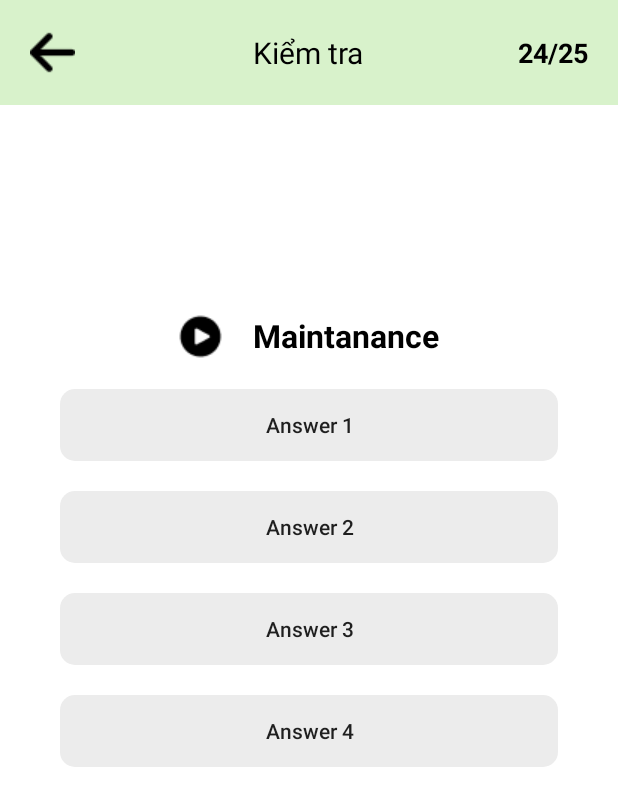
After one commit to yagita2104/ESH, an Android app: the layout activity_test_screen.xml on its own in the app's theme, with its tools: preview values and no code run, on a phone screen of 412 x 824 dp. The commit adds this screen. Shown: the top 806 px of the screen. Run offline under Robolectric (Android 15) with nearby library versions, the phone set to English and light mode, and no system bars.

Commit message:
06/12/2023: Cập nhật lại Welcome, chỉnh sửa phần kiểm tra

```diff
--- a/app/src/main/java/com/yagita/esh/fragment/HomeFragment.java
+++ b/app/src/main/java/com/yagita/esh/fragment/HomeFragment.java
@@ -3,6 +3,7 @@ package com.yagita.esh.fragment;
 import android.annotation.SuppressLint;
 import android.app.Activity;
 import android.app.AlertDialog;
+import android.content.Context;
 import android.content.DialogInterface;
 import android.content.Intent;
 import android.content.SharedPreferences;
@@ -185,7 +186,7 @@ public class HomeFragment extends Fragment {
     }
 
     private void saveImageToPreferences(Bitmap bitmap) {
-        SharedPreferences preferences = PreferenceManager.getDefaultSharedPreferences(requireContext());
+        SharedPreferences preferences = requireActivity().getSharedPreferences("MyPrefs", Context.MODE_PRIVATE);
         SharedPreferences.Editor editor = preferences.edit();
         ByteArrayOutputStream baos = new ByteArrayOutputStream();
         bitmap.compress(Bitmap.CompressFormat.PNG, 100, baos);
@@ -195,7 +196,7 @@ public class HomeFragment extends Fragment {
     }
 
     private Bitmap loadImageFromPreferences() {
-        SharedPreferences preferences = PreferenceManager.getDefaultSharedPreferences(requireContext());
+        SharedPreferences preferences = requireActivity().getSharedPreferences("MyPrefs", Context.MODE_PRIVATE);
         String imageEncoded = preferences.getString("profile_image", "");
         if (!imageEncoded.isEmpty()) {
             byte[] imageBytes = Base64.decode(imageEncoded, Base64.DEFAULT);
--- /dev/null
+++ b/app/src/main/res/layout/activity_test_screen.xml
@@ -0,0 +1,134 @@
+<?xml version="1.0" encoding="utf-8"?>
+<LinearLayout xmlns:android="http://schemas.android.com/apk/res/android"
+    xmlns:app="http://schemas.android.com/apk/res-auto"
+    xmlns:tools="http://schemas.android.com/tools"
+    android:layout_width="match_parent"
+    android:layout_height="match_parent"
+    android:orientation="vertical"
+    tools:context=".activity.home.exercise.QuizScreen">
+    <FrameLayout
+        android:layout_width="match_parent"
+        android:layout_height="wrap_content"
+        android:background="@color/home_color_button_1">
+        <FrameLayout
+            android:layout_width="match_parent"
+            android:layout_height="wrap_content"
+            android:layout_margin="20dp">
+            <ImageView
+                android:id="@+id/btnBackTest"
+                android:layout_width="30dp"
+                android:layout_height="30dp"
+                android:layout_gravity="start|center_vertical"
+                android:src="@drawable/ic_button_back" />
+            <TextView
+                android:layout_width="wrap_content"
+                android:layout_height="wrap_content"
+                android:layout_gravity="center"
+                android:text="Kiểm tra"
+                android:textColor="@color/black"
+                android:textSize="20sp" />
+            <TextView
+                android:id="@+id/txtProcess"
+                android:layout_width="wrap_content"
+                android:layout_height="wrap_content"
+                android:layout_gravity="end|center"
+                android:text="24/25"
+                android:textColor="@color/black"
+                android:textSize="18sp"
+                android:textStyle="bold"/>
+        </FrameLayout>
+    </FrameLayout>
+    <LinearLayout
+        android:layout_width="match_parent"
+        android:layout_height="match_parent"
+        android:gravity="center_vertical"
+        android:orientation="vertical"
+        android:layout_marginBottom="50dp">
+        <TextView
+            android:id="@+id/txtTest"
+            android:layout_width="wrap_content"
+            android:layout_height="wrap_content"
+            android:layout_gravity="center"
+            android:textSize="21sp"
+            android:textColor="@color/black"
+            android:textStyle="bold"
+            android:text="Maintanance"
+            android:layout_margin="10dp"
+            app:drawableLeftCompat="@drawable/ic_volume"
+            android:drawablePadding="20dp" />
+        <androidx.appcompat.widget.AppCompatButton
+            android:id="@+id/btnTestAnswer0"
+            android:layout_width="match_parent"
+            android:layout_height="wrap_content"
+            android:padding="10dp"
+            android:layout_marginTop="10dp"
+            android:layout_marginBottom="10dp"
+            android:layout_marginLeft="40dp"
+            android:layout_marginRight="40dp"
+            android:background="@drawable/rectangle"
+            android:backgroundTint="@color/bottom_nav"
+            android:text="Answer 1"
+            android:textAllCaps="false"/>
+        <androidx.appcompat.widget.AppCompatButton
+            android:id="@+id/btnTestAnswer1"
+            android:layout_width="match_parent"
+            android:layout_height="wrap_content"
+            android:padding="10dp"
+            android:layout_marginTop="10dp"
+            android:layout_marginBottom="10dp"
+            android:layout_marginLeft="40dp"
+            android:layout_marginRight="40dp"
+            android:background="@drawable/rectangle"
+            android:backgroundTint="@color/bottom_nav"
+            android:text="Answer 2"
+            android:textAllCaps="false"/>
+        <androidx.appcompat.widget.AppCompatButton
+            android:id="@+id/btnTestAnswer2"
+            android:layout_width="match_parent"
+            android:layout_height="wrap_content"
+            android:padding="10dp"
+            android:layout_marginTop="10dp"
+            android:layout_marginBottom="10dp"
+            android:layout_marginLeft="40dp"
+            android:layout_marginRight="40dp"
+            android:background="@drawable/rectangle"
+            android:backgroundTint="@color/bottom_nav"
+            android:text="Answer 3"
+            android:textAllCaps="false"/>
+        <androidx.appcompat.widget.AppCompatButton
+            android:id="@+id/btnTestAnswer3"
+            android:layout_width="match_parent"
+            android:layout_height="wrap_content"
+            android:padding="10dp"
+            android:layout_marginTop="10dp"
+            android:layout_marginBottom="10dp"
+            android:layout_marginLeft="40dp"
+            android:layout_marginRight="40dp"
+            android:background="@drawable/rectangle"
+            android:backgroundTint="@color/bottom_nav"
+            android:text="Answer 4"
+            android:textAllCaps="false"/>
+
+        <androidx.appcompat.widget.AppCompatButton
+            android:id="@+id/btnNextTest"
+            android:visibility="invisible"
+            android:layout_width="wrap_content"
+            android:layout_height="wrap_content"
+            android:layout_marginTop="50dp"
+            android:layout_gravity="center"
+            android:text="Next"
+            android:textAllCaps="false"
+            android:paddingLeft="40dp"
+            android:paddingRight="40dp"
+            android:backgroundTint="@color/home_color_button_1"/>
+        <TextView
+            android:id="@+id/txtCountDownTest"
+            android:layout_width="wrap_content"
+            android:layout_height="wrap_content"
+            android:layout_gravity="center"
+            android:textSize="18sp"
+            android:text=""/>
+    </LinearLayout>
+
+
+</LinearLayout>
--- a/app/src/main/res/layout/fragment_test.xml
+++ b/app/src/main/res/layout/fragment_test.xml
@@ -42,6 +42,7 @@
                 android:textStyle="bold" />
 
             <androidx.appcompat.widget.AppCompatButton
+                android:id="@+id/btnStartTest"
                 android:layout_width="wrap_content"
                 android:layout_height="wrap_content"
                 android:layout_below="@+id/txtTest"
--- a/build.gradle.kts
+++ b/build.gradle.kts
@@ -1,4 +1,4 @@
 // Top-level build file where you can add configuration options common to all sub-projects/modules.
 plugins {
-    id("com.android.application") version "8.1.2" apply false
+    id("com.android.application") version "8.1.4" apply false
 }
```
Also changed, not shown: app/src/main/AndroidManifest.xml (+9 -6 lines), app/src/main/java/com/yagita/esh/activity/WelcomeScreen.java (+59 -1 lines), app/src/main/java/com/yagita/esh/activity/test/TestScreen.java (added, +230 -0 lines), app/src/main/java/com/yagita/esh/fragment/TestFragment.java (+14 -1 lines), app/src/main/res/layout/activity_welcome_screen.xml (+8 -8 lines), app/src/main/res/drawable/ic_select_profile.png (added), 1 other file.
